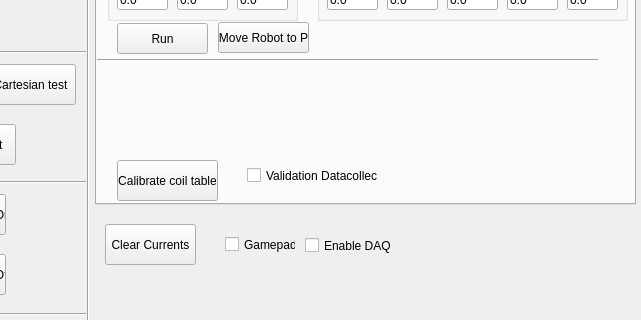
Above: mainwindow.ui from erikfredin/FrankaEmikaGUI before the change; both pictures show x 465 to 1106 and y 176 to 496 of the 1106 by 667 pixel window. Below: the same form after it.
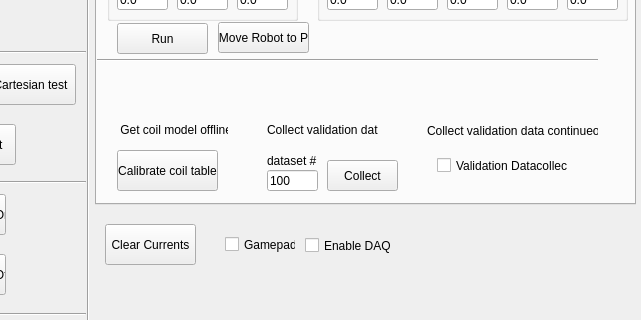
That is the form after the change.

Commit message: add coil table calibrate and validate data colleciton mode

The edit to the form file:
```diff
--- a/mainwindow.ui
+++ b/mainwindow.ui
@@ -797,7 +797,7 @@
       <property name="geometry">
        <rect>
         <x>20</x>
-        <y>280</y>
+        <y>270</y>
         <width>101</width>
         <height>41</height>
        </rect>
@@ -1069,8 +1069,8 @@
      <widget class="QCheckBox" name="checkBox_validation_datacollect">
       <property name="geometry">
        <rect>
-        <x>150</x>
-        <y>280</y>
+        <x>340</x>
+        <y>270</y>
         <width>131</width>
         <height>31</height>
        </rect>
@@ -1079,6 +1079,84 @@
        <string>Validation Datacollect </string>
       </property>
      </widget>
+     <widget class="QPushButton" name="pushButton_Validata_data_collect">
+      <property name="geometry">
+       <rect>
+        <x>230</x>
+        <y>280</y>
+        <width>71</width>
+        <height>31</height>
+       </rect>
+      </property>
+      <property name="text">
+       <string>Collect</string>
+      </property>
+     </widget>
+     <widget class="QLineEdit" name="lineEdit_Validate_data_num">
+      <property name="geometry">
+       <rect>
+        <x>170</x>
+        <y>290</y>
+        <width>51</width>
+        <height>21</height>
+       </rect>
+      </property>
+      <property name="text">
+       <string>100</string>
+      </property>
+     </widget>
+     <widget class="QLabel" name="label_7">
+      <property name="geometry">
+       <rect>
+        <x>170</x>
+        <y>270</y>
+        <width>61</width>
+        <height>21</height>
+       </rect>
+      </property>
+      <property name="text">
+       <string>dataset #</string>
+      </property>
+     </widget>
+     <widget class="QLabel" name="label_8">
+      <property name="geometry">
+       <rect>
+        <x>20</x>
+        <y>240</y>
+        <width>111</width>
+        <height>20</height>
+       </rect>
+      </property>
+      <property name="text">
+       <string> Get coil model offline</string>
+      </property>
+     </widget>
+     <widget class="QLabel" name="label_11">
+      <property name="geometry">
+       <rect>
+        <x>170</x>
+        <y>240</y>
+        <width>111</width>
+        <height>20</height>
+       </rect>
+      </property>
+      <property name="text">
+       <string>Collect validation data</string>
+      </property>
+     </widget>
+     <widget class="QLabel" name="label_12">
+      <property name="geometry">
+       <rect>
+        <x>330</x>
+        <y>240</y>
+        <width>171</width>
+        <height>21</height>
+       </rect>
+      </property>
+      <property name="text">
+       <string>Collect validation data continueosly</string>
+      </property>
+     </widget>
     </widget>
     <widget class="QWidget" name="tab_4">
      <attribute name="title">
```
The commit also changes 12 other files.
